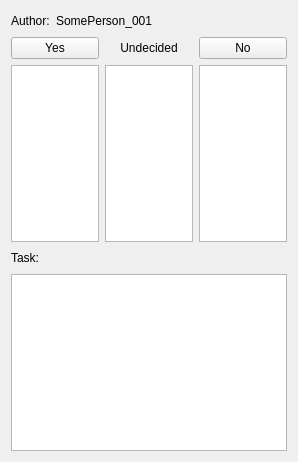
Old version of the form ui/VoteForm.ui in the repository dmzdev/stance.
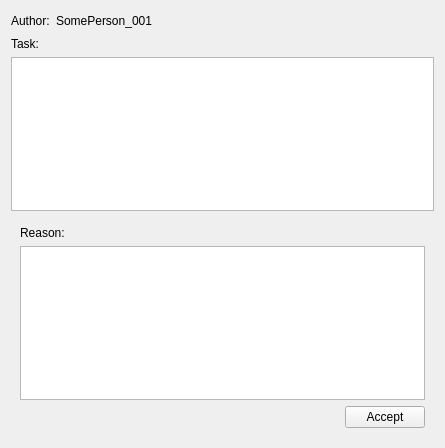
New version of the form. The open tabs and pages were chosen to show the change.

```diff
--- a/ui/VoteForm.ui
+++ b/ui/VoteForm.ui
@@ -6,14 +6,14 @@
    <rect>
     <x>0</x>
     <y>0</y>
-    <width>298</width>
-    <height>462</height>
+    <width>445</width>
+    <height>448</height>
    </rect>
   </property>
   <property name="windowTitle">
    <string>Form</string>
   </property>
-  <layout class="QVBoxLayout" name="verticalLayout">
+  <layout class="QVBoxLayout" name="verticalLayout_5">
    <item>
     <layout class="QHBoxLayout" name="horizontalLayout_2">
      <item>
@@ -46,6 +46,41 @@
     </layout>
    </item>
    <item>
+    <layout class="QVBoxLayout" name="verticalLayout">
+     <item>
+      <widget class="QLabel" name="label_3">
+       <property name="text">
+        <string>Task:</string>
+       </property>
+      </widget>
+     </item>
+     <item>
+      <widget class="QTextEdit" name="taskText">
+       <property name="readOnly">
+        <bool>true</bool>
+       </property>
+       <property name="html">
+        <string>&lt;!DOCTYPE HTML PUBLIC &quot;-//W3C//DTD HTML 4.0//EN&quot; &quot;http://www.w3.org/TR/REC-html40/strict.dtd&quot;&gt;
+&lt;html&gt;&lt;head&gt;&lt;meta name=&quot;qrichtext&quot; content=&quot;1&quot; /&gt;&lt;style type=&quot;text/css&quot;&gt;
+p, li { white-space: pre-wrap; }
+&lt;/style&gt;&lt;/head&gt;&lt;body style=&quot; font-family:'Lucida Grande'; font-size:13pt; font-weight:400; font-style:normal;&quot;&gt;
+&lt;p style=&quot;-qt-paragraph-type:empty; margin-top:0px; margin-bottom:0px; margin-left:0px; margin-right:0px; -qt-block-indent:0; text-indent:0px;&quot;&gt;&lt;/p&gt;&lt;/body&gt;&lt;/html&gt;</string>
+       </property>
+       <property name="acceptRichText">
+        <bool>false</bool>
+       </property>
+      </widget>
+     </item>
+    </layout>
+   </item>
+   <item>
+    <widget class="QStackedWidget" name="stackedWidget">
+     <property name="currentIndex">
+      <number>0</number>
+     </property>
+     <widget class="QWidget" name="page">
+      <layout class="QVBoxLayout" name="verticalLayout_2">
+       <item>
     <layout class="QHBoxLayout" name="horizontalLayout">
      <item>
       <widget class="QPushButton" name="yesButton">
@@ -55,13 +90,10 @@
       </widget>
      </item>
      <item>
-      <widget class="QLabel" name="label">
+          <widget class="QPushButton" name="undecButton">
        <property name="text">
         <string>Undecided</string>
        </property>
-       <property name="alignment">
-        <set>Qt::AlignCenter</set>
-       </property>
       </widget>
      </item>
      <item>
@@ -86,15 +118,30 @@
      </item>
     </layout>
    </item>
+      </layout>
+     </widget>
+     <widget class="QWidget" name="page_2">
+      <layout class="QVBoxLayout" name="verticalLayout_4">
+       <item>
+        <layout class="QVBoxLayout" name="verticalLayout_3">
+         <item>
+          <widget class="QLabel" name="label_4">
+           <property name="text">
+            <string>Reason:</string>
+           </property>
+          </widget>
+         </item>
+         <item>
+          <widget class="QTextEdit" name="voteDeniedText">
+           <property name="readOnly">
+            <bool>true</bool>
+           </property>
+          </widget>
+         </item>
+        </layout>
+       </item>
    <item>
     <layout class="QHBoxLayout" name="horizontalLayout_4">
-     <item>
-      <widget class="QLabel" name="label_3">
-       <property name="text">
-        <string>Task:</string>
-       </property>
-      </widget>
-     </item>
      <item>
       <spacer name="horizontalSpacer_2">
        <property name="orientation">
@@ -108,23 +155,17 @@
        </property>
       </spacer>
      </item>
-    </layout>
-   </item>
    <item>
-    <widget class="QTextEdit" name="taskText">
-     <property name="readOnly">
-      <bool>true</bool>
-     </property>
-     <property name="html">
-      <string>&lt;!DOCTYPE HTML PUBLIC &quot;-//W3C//DTD HTML 4.0//EN&quot; &quot;http://www.w3.org/TR/REC-html40/strict.dtd&quot;&gt;
-&lt;html&gt;&lt;head&gt;&lt;meta name=&quot;qrichtext&quot; content=&quot;1&quot; /&gt;&lt;style type=&quot;text/css&quot;&gt;
-p, li { white-space: pre-wrap; }
-&lt;/style&gt;&lt;/head&gt;&lt;body style=&quot; font-family:'Lucida Grande'; font-size:13pt; font-weight:400; font-style:normal;&quot;&gt;
-&lt;p style=&quot;-qt-paragraph-type:empty; margin-top:0px; margin-bottom:0px; margin-left:0px; margin-right:0px; -qt-block-indent:0; text-indent:0px;&quot;&gt;&lt;/p&gt;&lt;/body&gt;&lt;/html&gt;</string>
-     </property>
-     <property name="acceptRichText">
-      <bool>false</bool>
-     </property>
+          <widget class="QPushButton" name="acceptDeniedButton">
+           <property name="text">
+            <string>Accept</string>
+           </property>
+          </widget>
+         </item>
+        </layout>
+       </item>
+      </layout>
+     </widget>
     </widget>
    </item>
   </layout>
```
Lines whose indentation alone changed are shown as unchanged.
